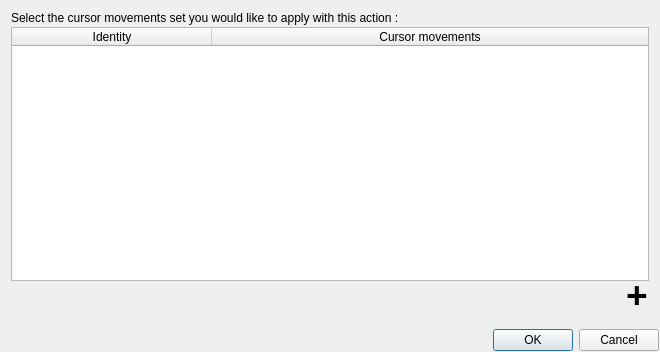
The window that ui/createactiondialogs/CreateCursorMovementsActionDialog.ui (AmirHammouteneEI/ScheduledPasteAndKeys) describes before a commit, drawn with Qt 5.
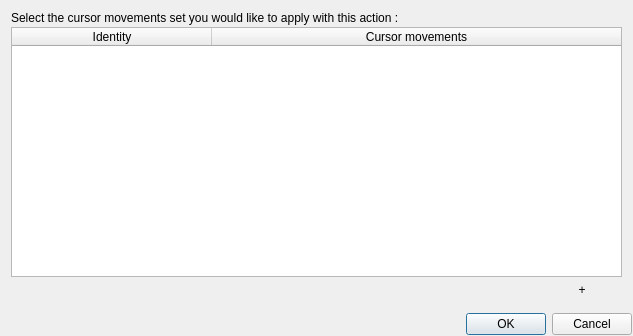
The same window after the commit. Custom widgets are drawn as their Qt base class.

Commit message: ready for version 1.6 ; whole UI change for modern style (adding images)

Patch:
```diff
--- a/ui/createactiondialogs/CreateCursorMovementsActionDialog.ui
+++ b/ui/createactiondialogs/CreateCursorMovementsActionDialog.ui
@@ -6,8 +6,8 @@
    <rect>
     <x>0</x>
     <y>0</y>
-    <width>660</width>
-    <height>352</height>
+    <width>633</width>
+    <height>336</height>
    </rect>
   </property>
   <property name="windowTitle">
@@ -178,27 +178,6 @@
        </item>
        <item>
         <widget class="QPushButton" name="addCursorMovementsButton">
-         <property name="sizePolicy">
-          <sizepolicy hsizetype="Minimum" vsizetype="Minimum">
-           <horstretch>0</horstretch>
-           <verstretch>0</verstretch>
-          </sizepolicy>
-         </property>
-         <property name="maximumSize">
-          <size>
-           <width>45</width>
-           <height>45</height>
-          </size>
-         </property>
-         <property name="font">
-          <font>
-           <pointsize>28</pointsize>
-           <bold>true</bold>
-          </font>
-         </property>
-         <property name="styleSheet">
-          <string notr="true">QPushButton{padding-top:-10px;}</string>
-         </property>
          <property name="text">
           <string notr="true">+</string>
          </property>
```
The commit also changes 109 other files.
